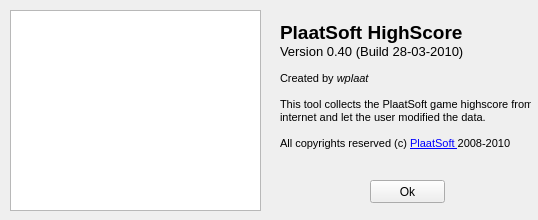
Before: the Qt Designer form src/about.ui in plaatsoft/plaatscore, drawn with Qt 5.
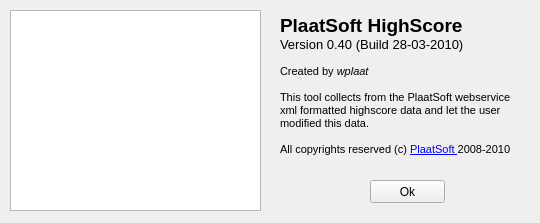
After: the same form once the commit is applied.

What changed in the file:
```diff
--- a/src/about.ui
+++ b/src/about.ui
@@ -6,8 +6,8 @@
    <rect>
     <x>0</x>
     <y>0</y>
-    <width>538</width>
-    <height>220</height>
+    <width>540</width>
+    <height>223</height>
    </rect>
   </property>
   <property name="windowTitle">
@@ -27,9 +27,9 @@
    <property name="geometry">
     <rect>
      <x>280</x>
-     <y>20</y>
+     <y>10</y>
      <width>251</width>
-     <height>131</height>
+     <height>151</height>
     </rect>
    </property>
    <property name="text">
@@ -42,8 +42,9 @@
 &lt;p style=&quot; margin-top:0px; margin-bottom:0px; margin-left:0px; margin-right:0px; -qt-block-indent:0; text-indent:0px;&quot;&gt;&lt;span style=&quot; font-size:8pt;&quot;&gt;          &lt;/span&gt;&lt;/p&gt;
 &lt;p style=&quot; margin-top:0px; margin-bottom:0px; margin-left:0px; margin-right:0px; -qt-block-indent:0; text-indent:0px;&quot;&gt;&lt;span style=&quot; font-size:8pt;&quot;&gt;Created by &lt;/span&gt;&lt;span style=&quot; font-size:8pt; font-style:italic;&quot;&gt;wplaat&lt;/span&gt;&lt;/p&gt;
 &lt;p style=&quot; margin-top:0px; margin-bottom:0px; margin-left:0px; margin-right:0px; -qt-block-indent:0; text-indent:0px;&quot;&gt;&lt;span style=&quot; font-size:8pt;&quot;&gt;       &lt;/span&gt;&lt;/p&gt;
-&lt;p style=&quot; margin-top:0px; margin-bottom:0px; margin-left:0px; margin-right:0px; -qt-block-indent:0; text-indent:0px;&quot;&gt;&lt;span style=&quot; font-size:8pt;&quot;&gt;This tool collects the PlaatSoft game highscore from&lt;/span&gt;&lt;/p&gt;
-&lt;p style=&quot; margin-top:0px; margin-bottom:0px; margin-left:0px; margin-right:0px; -qt-block-indent:0; text-indent:0px;&quot;&gt;&lt;span style=&quot; font-size:8pt;&quot;&gt;internet and let the user modified the data.&lt;/span&gt;&lt;/p&gt;
+&lt;p style=&quot; margin-top:0px; margin-bottom:0px; margin-left:0px; margin-right:0px; -qt-block-indent:0; text-indent:0px;&quot;&gt;&lt;span style=&quot; font-size:8pt;&quot;&gt;This tool collects from the PlaatSoft webservice &lt;/span&gt;&lt;/p&gt;
+&lt;p style=&quot; margin-top:0px; margin-bottom:0px; margin-left:0px; margin-right:0px; -qt-block-indent:0; text-indent:0px;&quot;&gt;&lt;span style=&quot; font-size:8pt;&quot;&gt;xml formatted highscore data and let the user &lt;/span&gt;&lt;/p&gt;
+&lt;p style=&quot; margin-top:0px; margin-bottom:0px; margin-left:0px; margin-right:0px; -qt-block-indent:0; text-indent:0px;&quot;&gt;&lt;span style=&quot; font-size:8pt;&quot;&gt;modified this data.&lt;/span&gt;&lt;/p&gt;
 &lt;p style=&quot;-qt-paragraph-type:empty; margin-top:0px; margin-bottom:0px; margin-left:0px; margin-right:0px; -qt-block-indent:0; text-indent:0px; font-size:8pt;&quot;&gt;&lt;/p&gt;
 &lt;p style=&quot; margin-top:0px; margin-bottom:0px; margin-left:0px; margin-right:0px; -qt-block-indent:0; text-indent:0px;&quot;&gt;&lt;span style=&quot; font-size:8pt;&quot;&gt;All copyrights reserved (c) &lt;/span&gt;&lt;a href=&quot;http://www.plaatsoft.nl&quot;&gt;&lt;span style=&quot; font-size:8pt; text-decoration: underline; color:#0000ff;&quot;&gt;PlaatSoft &lt;/span&gt;&lt;/a&gt;&lt;span style=&quot; font-size:8pt;&quot;&gt;2008-2010&lt;/span&gt;&lt;/p&gt;&lt;/body&gt;&lt;/html&gt;</string>
    </property>
```
